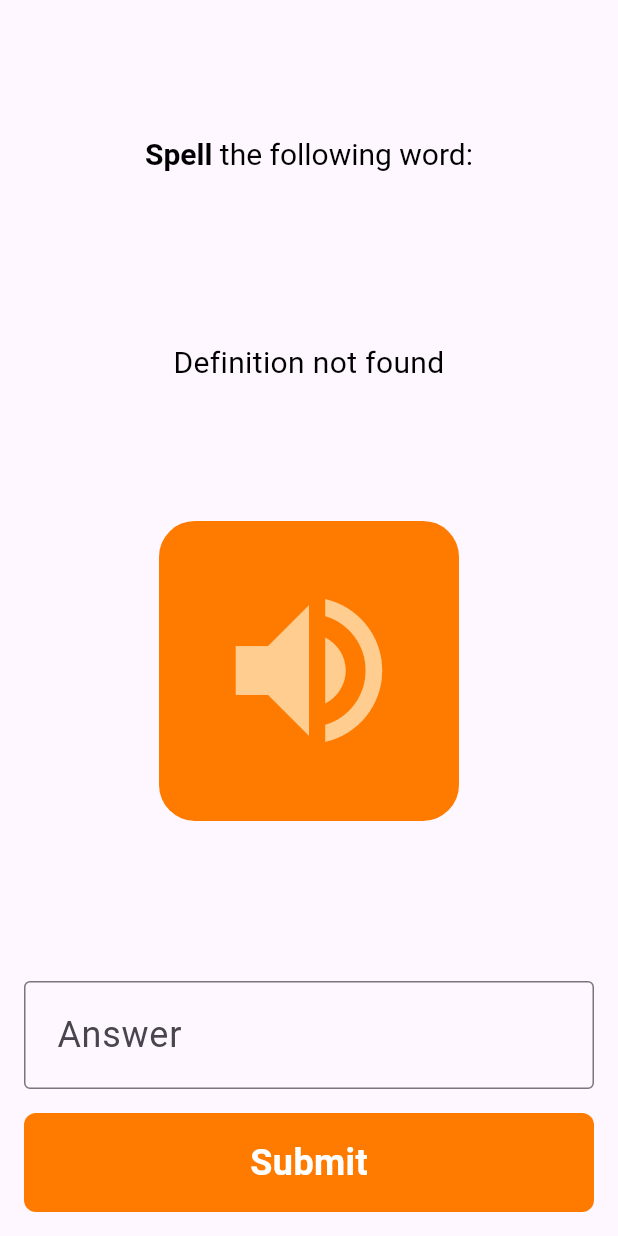
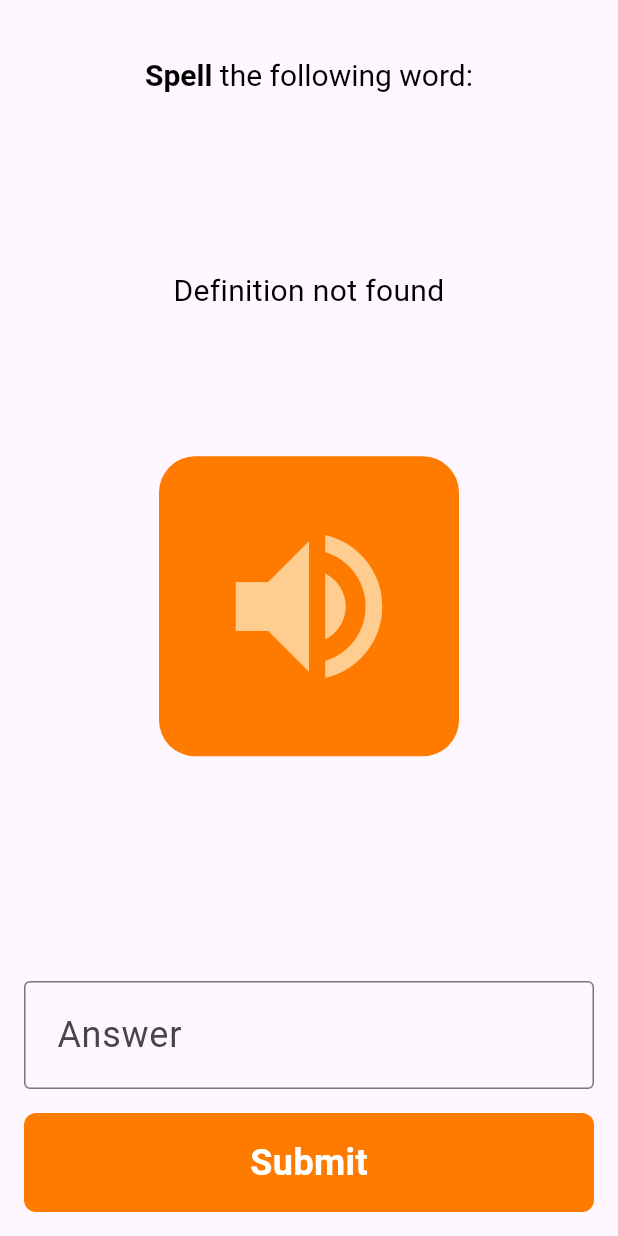
Before and after one commit to G-J-L/diction_dash, a Flutter app: the SpellingQuestion widget shown alone on an empty page, opened directly with empty values, on a phone screen of 412 x 824 dp. Run offline on Flutter 3.47's test engine with Material 3 defaults, Android fonts, the phone set to English and light mode, and no system bars; our stand-ins replace cloud_firestore, confetti, firebase_auth, firebase_core, firebase_storage, flutter_tts and 3 more; accounts and stored records are empty; network calls fail.

Commit message:
fix: Error regarding bottom in spelling_screen.dart
fix: Error on vocab game (Not loading)

fix: Working question index on vocab game

```diff
--- a/lib/screens/game/spelling/spelling_question.dart
+++ b/lib/screens/game/spelling/spelling_question.dart
@@ -64,13 +64,14 @@ class _SpellingQuestionState extends State<SpellingQuestion> {
 
   @override
   Widget build(BuildContext context) {
+    final height = MediaQuery.of(context).size.height - kToolbarHeight;
     String word = widget.word;
 
     return Expanded(
       child: Column(
         mainAxisAlignment: MainAxisAlignment.spaceBetween,
         children: [
-          const SizedBox(),
+          const SizedBox(height: 10,),
           RichText(
             text: TextSpan(
               style: kSubtext20,
@@ -88,7 +89,7 @@ class _SpellingQuestionState extends State<SpellingQuestion> {
             ),
             textAlign: TextAlign.center,
           ),
-
+          SizedBox(height: height * 0.05),
           // Definition
           Padding(
             padding: const EdgeInsets.symmetric(horizontal: 10),
@@ -100,7 +101,7 @@ class _SpellingQuestionState extends State<SpellingQuestion> {
               style: kSubtext20,
             ),
           ),
-
+          SizedBox(height: height * 0.05),
           // Audio Button
           GestureDetector(
             onTap: () {
@@ -122,7 +123,7 @@ class _SpellingQuestionState extends State<SpellingQuestion> {
               ),
             ),
           ),
-
+          SizedBox(height: height * 0.1),
           // Answer Input and Submit Button
           Padding(
             padding: const EdgeInsets.all(8),
--- a/lib/screens/game/spelling/spelling_screen.dart
+++ b/lib/screens/game/spelling/spelling_screen.dart
@@ -69,11 +69,11 @@ class _SpellingScreenState extends State<SpellingScreen> {
   @override
   Widget build(BuildContext context) {
     return Scaffold(
+      resizeToAvoidBottomInset: true,
       body: SafeArea(
         child: isLoading
             ? const FoxLoadingIndicator()
-            : Column(
-          mainAxisAlignment: MainAxisAlignment.spaceBetween,
+            : ListView(
           children: [
             // TOP BAR (unchanged)
             Padding(
--- a/lib/screens/game/vocabulary/vocabulary_screen.dart
+++ b/lib/screens/game/vocabulary/vocabulary_screen.dart
@@ -104,7 +104,7 @@ class _VocabularyScreenState extends State<VocabularyScreen> {
                         color: kGrayColor300,
                         borderRadius: BorderRadius.circular(90.0),
                       ),
-                      child: QuestionBar(questionNumber: 9),
+                      child: QuestionBar(questionNumber: currentIndex),
                     ),
                   ),
                   Padding(
```
Also changed, not shown: lib/services/words_api.dart (+8 -14 lines).
